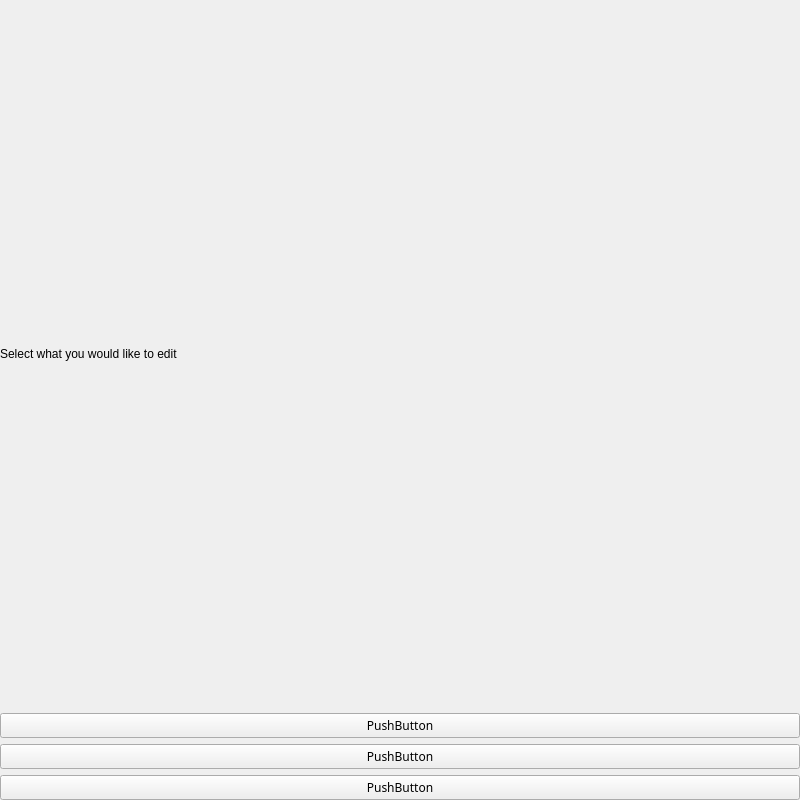
First picture: the form in editorialOptions.ui, repository mariamelkondakly/GuideMe, before the edit.
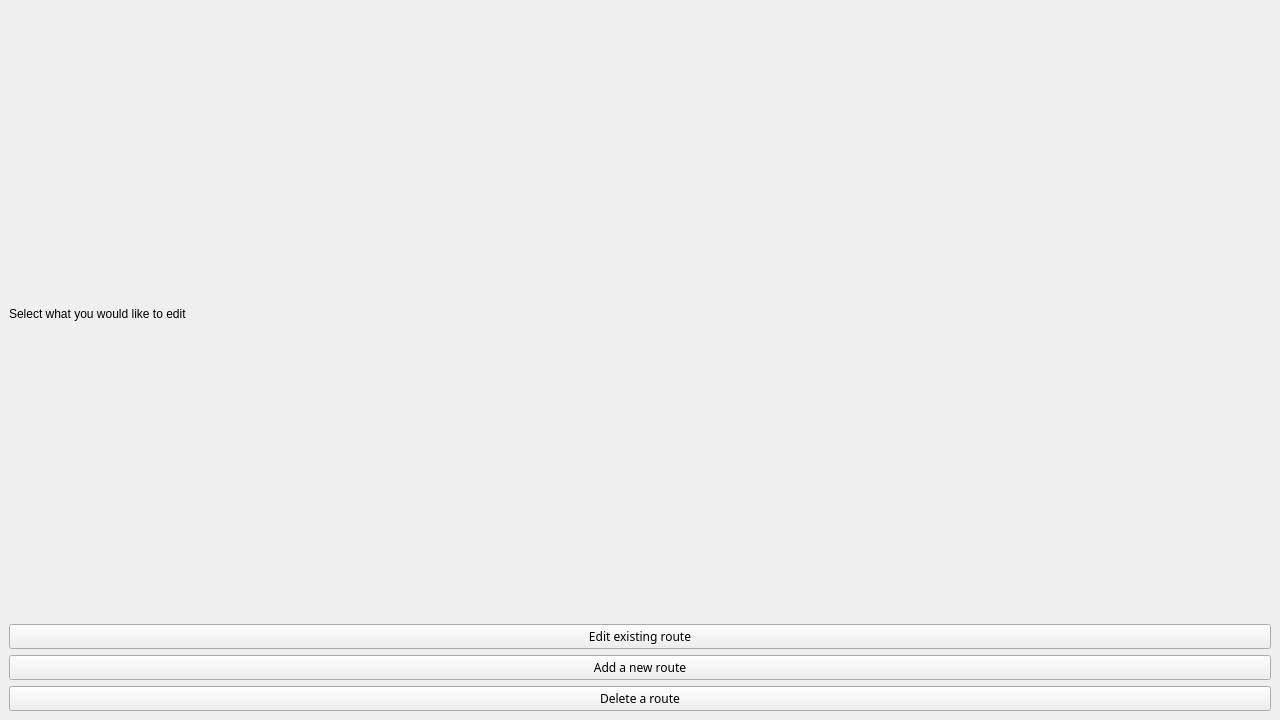
Second picture: the form after the edit.

What changed in the file:
```diff
--- a/editorialOptions.ui
+++ b/editorialOptions.ui
@@ -6,15 +6,15 @@
    <rect>
     <x>0</x>
     <y>0</y>
-    <width>800</width>
-    <height>800</height>
+    <width>1280</width>
+    <height>720</height>
    </rect>
   </property>
-  <property name="sizePolicy">
-   <sizepolicy hsizetype="Fixed" vsizetype="Fixed">
-    <horstretch>0</horstretch>
-    <verstretch>0</verstretch>
-   </sizepolicy>
+  <property name="minimumSize">
+   <size>
+    <width>1280</width>
+    <height>600</height>
+   </size>
   </property>
   <property name="maximumSize">
    <size>
@@ -49,6 +49,9 @@
    <property name="bottomMargin">
     <number>0</number>
    </property>
+   <property name="spacing">
+    <number>0</number>
+   </property>
    <item row="0" column="0">
     <widget class="QWidget" name="widget" native="true">
      <property name="sizePolicy">
@@ -66,20 +69,8 @@
      <property name="autoFillBackground">
       <bool>true</bool>
      </property>
-     <layout class="QVBoxLayout" name="verticalLayout">
-      <property name="leftMargin">
-       <number>0</number>
-      </property>
-      <property name="topMargin">
-       <number>0</number>
-      </property>
-      <property name="rightMargin">
-       <number>0</number>
-      </property>
-      <property name="bottomMargin">
-       <number>0</number>
-      </property>
-      <item>
+     <layout class="QGridLayout" name="gridLayout_2">
+      <item row="0" column="0">
        <widget class="QLabel" name="label">
         <property name="font">
          <font>
@@ -89,27 +80,30 @@
         <property name="text">
          <string>Select what you would like to edit</string>
         </property>
+        <property name="margin">
+         <number>20</number>
+        </property>
        </widget>
       </item>
-      <item>
-       <widget class="QPushButton" name="pushButton_3">
+      <item row="1" column="0">
+       <widget class="QPushButton" name="EditButton">
         <property name="styleSheet">
          <string notr="true"/>
         </property>
         <property name="text">
-         <string>PushButton</string>
+         <string>Edit existing route</string>
         </property>
        </widget>
       </item>
-      <item>
-       <widget class="QPushButton" name="pushButton_2">
+      <item row="2" column="0">
+       <widget class="QPushButton" name="AddButton">
         <property name="text">
-         <string>PushButton</string>
+         <string>Add a new route</string>
         </property>
        </widget>
       </item>
-      <item>
-       <widget class="QPushButton" name="pushButton">
+      <item row="3" column="0">
+       <widget class="QPushButton" name="DeleteButton">
         <property name="font">
          <font>
           <family>MS Gothic</family>
@@ -128,7 +122,7 @@
 </string>
         </property>
         <property name="text">
-         <string>PushButton</string>
+         <string>Delete a route</string>
         </property>
        </widget>
       </item>
```
Left out of the diff: 4 changed lines with no effect on the pictures.
